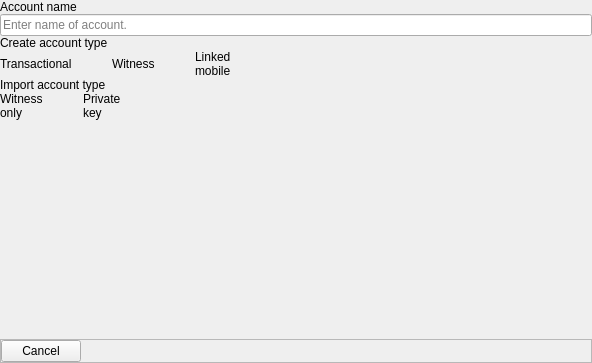
This is src/qt/_Gulden/forms/newaccountdialog.ui in frozenflux3/munt-official as Qt 5 draws it before an edit. The edited form follows.
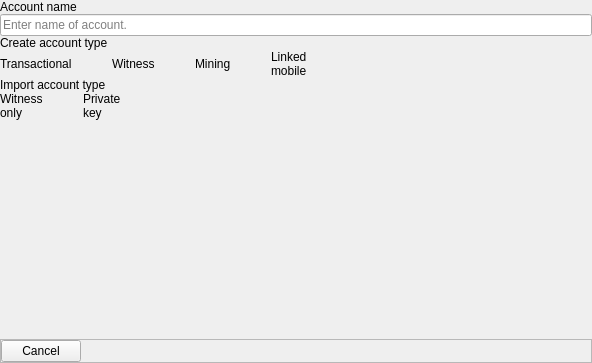
This is the edited form. Custom widgets are drawn as their Qt base class.

Commit message:
CORE: SIGMA: Implement new mining account type and basic mining UI.
The new HD account type allos for a behaviour where the same address is encouraged to be re-used instead of constantly mining into new ones.
While simultaneously also allowing for the user to choose to use a new address if they want.

Patch:
```diff
--- a/src/qt/_Gulden/forms/newaccountdialog.ui
+++ b/src/qt/_Gulden/forms/newaccountdialog.ui
@@ -88,7 +88,7 @@
         </widget>
        </item>
        <item>
-        <layout class="QHBoxLayout" name="hLayout1" stretch="0,0,0,0,0,1">
+        <layout class="QHBoxLayout" name="hLayout1" stretch="0,0,0,0,0,0,0,1">
          <property name="spacing">
           <number>0</number>
          </property>
@@ -198,6 +198,56 @@
            </property>
           </spacer>
          </item>
+         <item>
+          <widget class="ClickableLabel" name="labelMiningAccount">
+           <property name="sizePolicy">
+            <sizepolicy hsizetype="Fixed" vsizetype="Fixed">
+             <horstretch>0</horstretch>
+             <verstretch>0</verstretch>
+            </sizepolicy>
+           </property>
+           <property name="minimumSize">
+            <size>
+             <width>1</width>
+             <height>1</height>
+            </size>
+           </property>
+           <property name="maximumSize">
+            <size>
+             <width>400</width>
+             <height>400</height>
+            </size>
+           </property>
+           <property name="text">
+            <string notr="true">Mining</string>
+           </property>
+           <property name="textFormat">
+            <enum>Qt::RichText</enum>
+           </property>
+           <property name="wordWrap">
+            <bool>true</bool>
+           </property>
+           <property name="indent">
+            <number>0</number>
+           </property>
+          </widget>
+         </item>
+         <item>
+          <spacer name="accButtonHSpacer2_2">
+           <property name="orientation">
+            <enum>Qt::Horizontal</enum>
+           </property>
+           <property name="sizeType">
+            <enum>QSizePolicy::Fixed</enum>
+           </property>
+           <property name="sizeHint" stdset="0">
+            <size>
+             <width>40</width>
+             <height>20</height>
+            </size>
+           </property>
+          </spacer>
+         </item>
          <item>
           <widget class="ClickableLabel" name="labelMobileAccount">
            <property name="sizePolicy">
```
The commit also changes 32 other files.
